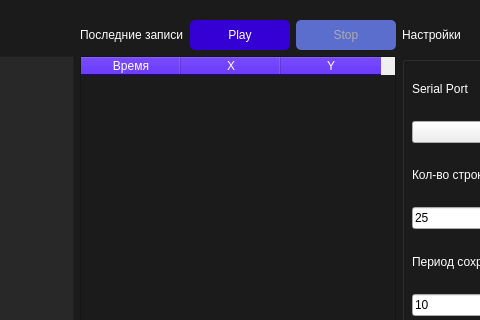
Before: the Qt Designer form window1_2.ui in hvnshwt/Arduino-PyQt-Locator, drawn with Qt 5; both pictures show x 516 to 996 and y 0 to 320 of the 1324 by 716 pixel window.
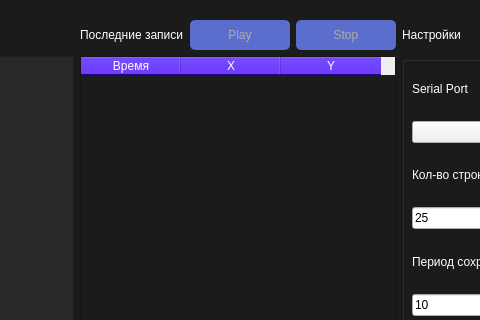
After: the same form once the commit is applied. Custom widgets are drawn as their Qt base class.

```diff
--- a/window1_2.ui
+++ b/window1_2.ui
@@ -48,6 +48,9 @@
     background:rgb(111, 64, 251);
     min-height: 20px;
 	border-radius:5px;
+}
+QStatusBar{
+	color: rgb(255, 255, 255);
 }</string>
   </property>
   <widget class="QWidget" name="centralwidget">
@@ -106,6 +109,9 @@
        </item>
        <item>
         <widget class="QPushButton" name="play_animation_btn">
+         <property name="enabled">
+          <bool>false</bool>
+         </property>
          <property name="minimumSize">
           <size>
            <width>100</width>
```
Left out of the diff: 4 changed lines with no effect on the pictures.
